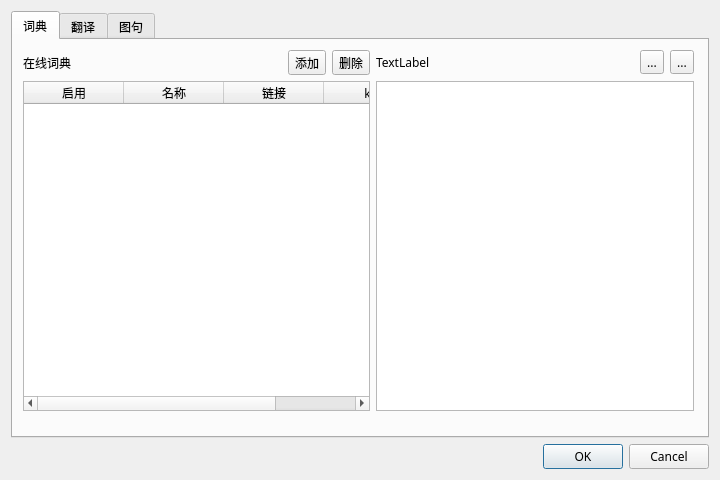
Old version of the form ui/configs.ui in the repository Pickaxe233/Lite-Dict.
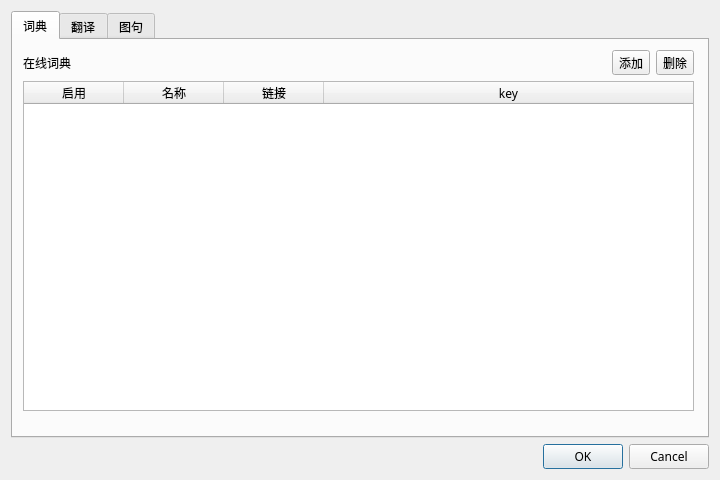
New version of the form.

```diff
--- a/ui/configs.ui
+++ b/ui/configs.ui
@@ -65,27 +65,6 @@
         </rect>
        </property>
        <layout class="QGridLayout" name="gridLayout_2">
-        <item row="1" column="5">
-         <widget class="QToolButton" name="toolButton_4">
-          <property name="text">
-           <string>...</string>
-          </property>
-         </widget>
-        </item>
-        <item row="1" column="0">
-         <widget class="QLabel" name="label">
-          <property name="text">
-           <string>在线词典</string>
-          </property>
-         </widget>
-        </item>
-        <item row="1" column="3">
-         <widget class="QLabel" name="label_2">
-          <property name="text">
-           <string>TextLabel</string>
-          </property>
-         </widget>
-        </item>
         <item row="1" column="2">
          <widget class="QToolButton" name="toolButton_2">
           <property name="text">
@@ -93,10 +72,10 @@
           </property>
          </widget>
         </item>
-        <item row="1" column="4">
-         <widget class="QToolButton" name="toolButton_3">
+        <item row="1" column="0">
+         <widget class="QLabel" name="label">
           <property name="text">
-           <string>...</string>
+           <string>在线词典</string>
           </property>
          </widget>
         </item>
@@ -164,9 +143,6 @@
           </property>
          </widget>
         </item>
-        <item row="2" column="3" colspan="3">
-         <widget class="QTableWidget" name="tableWidget"/>
-        </item>
        </layout>
       </widget>
      </widget>
```
